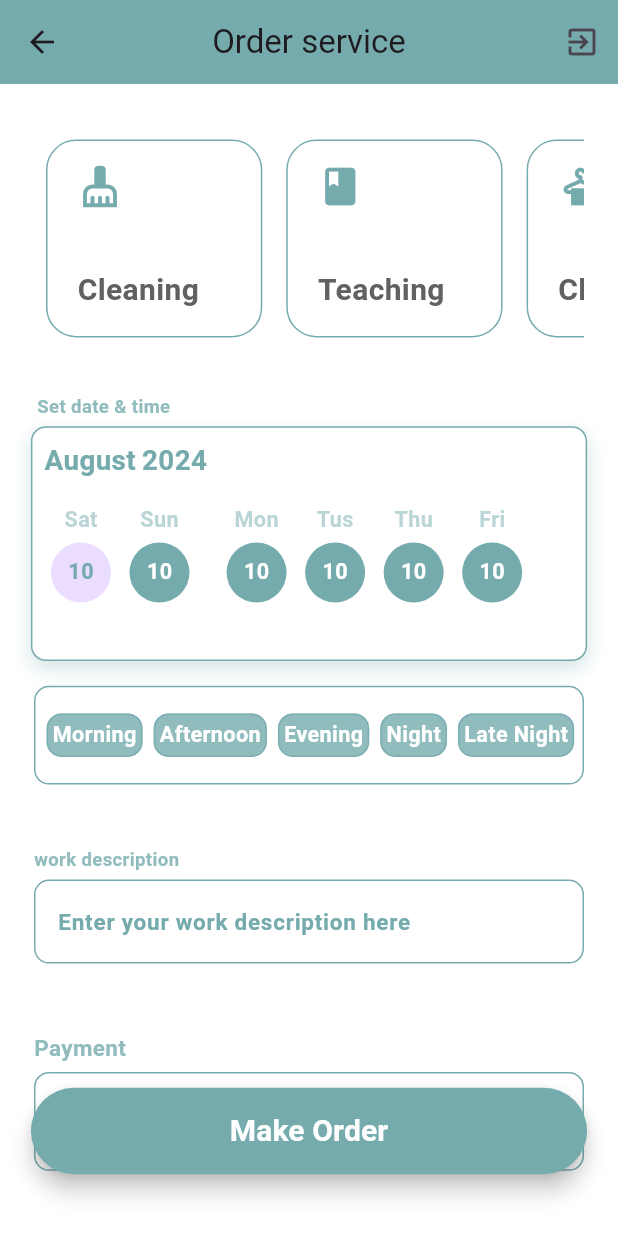
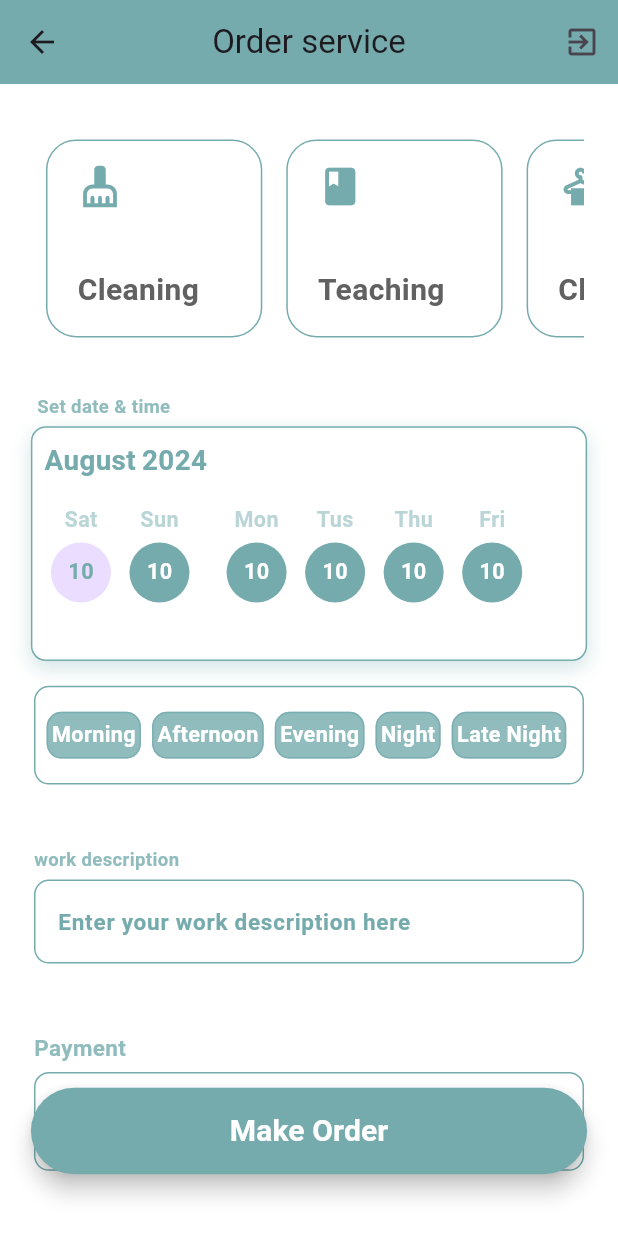
Before and after one commit to 5asul/serviceApp1, a Flutter app: the AddOrderScreen screen opened directly, on a phone screen of 412 x 824 dp. Run offline on Flutter 3.47's test engine with Material 3 defaults, Android fonts, the phone set to English and light mode, and no system bars; our stand-ins replace awesome_dialog, curved_navigation_bar, dartz, firebase_auth, firebase_core, geocoding and 5 more; missing offline and left inert: arabic_font, board_datetime_picker; accounts and stored records are empty; network calls fail.

Commit message:
last change at 23/8/2024 at morning 1:00

```diff
--- a/lib/controller/auth/sign_in_controller.dart
+++ b/lib/controller/auth/sign_in_controller.dart
@@ -3,14 +3,17 @@ import 'package:firebase_auth/firebase_auth.dart';
 import 'package:google_sign_in/google_sign_in.dart';
 
 class SignInController {
-  Future<Either<Exception, UserCredential>> signInWithGoogle() async {
+  Future signInWithGoogle() async {
     try {
       // Trigger the authentication flow
       final GoogleSignInAccount? googleUser = await GoogleSignIn().signIn();
 
+      if (googleUser == null) {
+        return ;
+      }
       // Obtain the auth details from the request
       final GoogleSignInAuthentication? googleAuth =
-          await googleUser?.authentication;
+          await googleUser.authentication;
 
       // Create a new credential
       final credential = GoogleAuthProvider.credential(
--- a/lib/features/screens/auth_screens/login_screen/login_screen.dart
+++ b/lib/features/screens/auth_screens/login_screen/login_screen.dart
@@ -94,7 +94,7 @@ class _LoginScreenState extends State<LoginScreen> with Crud {
                       onPressed: () async {
                         await signInController.signInWithGoogle().then(
                           (value) {
-                            Navigator.of(context).pushNamed('container');
+                            Navigator.of(context).pushNamed('rolePage');
                           },
                         );
                       },
--- a/lib/features/screens/user_home_screens/home_page/add_order_screen/add_order_screen.dart
+++ b/lib/features/screens/user_home_screens/home_page/add_order_screen/add_order_screen.dart
@@ -30,8 +30,7 @@ class _AddOrderScreenState extends State<AddOrderScreen> with Crud {
 
   @override
   Widget build(BuildContext context) {
-    double screenHeight = MediaQuery.of(context).size.height;
-    double screenWidth = MediaQuery.of(context).size.width;
+
     var screenSize = MediaQuery.of(context).size;
     return Scaffold(
       backgroundColor: Colors.white,
@@ -40,11 +39,10 @@ class _AddOrderScreenState extends State<AddOrderScreen> with Crud {
       appBar: AddOrderAppBar(context),
       body: SingleChildScrollView(
         child: Container(
-          margin: EdgeInsets.only(bottom: screenHeight * 0.15),
+          margin: EdgeInsets.only(bottom: AppSize.height(context) * 0.15),
           child: Column(
             children: [
-              AddOrderCategoryCards(
-                  screenWidth: screenWidth, screenSize: screenSize),
+              AddOrderCategoryCards(),
               SetDateAndTimeSection(),
               SizedBox(
                 height: AppSize.height(context) * 0.05,
@@ -53,7 +51,7 @@ class _AddOrderScreenState extends State<AddOrderScreen> with Crud {
               SizedBox(
                 height: AppSize.height(context) * 0.05,
               ),
-              PaymentSection(screenWidth: screenWidth, screenHeight: screenHeight, screenSize: screenSize),
+              PaymentSection(),
             ],
           ),
         ),
--- a/lib/features/screens/user_home_screens/home_page/add_order_screen/add_order_widgets/add_order_category_cards.dart
+++ b/lib/features/screens/user_home_screens/home_page/add_order_screen/add_order_widgets/add_order_category_cards.dart
@@ -1,26 +1,24 @@
 import 'package:flutter/material.dart';
+import 'package:project_for_all/config/theme/app_size.dart';
 
 import '../../../../../../widget/costom/costom_category_card.dart';
 
 class AddOrderCategoryCards extends StatelessWidget {
   const AddOrderCategoryCards({
     super.key,
-    required this.screenWidth,
-    required this.screenSize,
+
   });
 
-  final double screenWidth;
-  final Size screenSize;
 
   @override
   Widget build(BuildContext context) {
     return Padding(
       padding: EdgeInsets.only(
-          left: screenWidth * 0.055, right: screenWidth * 0.055),
+          left: AppSize.width(context) * 0.055, right: AppSize.width(context) * 0.055),
       child: SingleChildScrollView(
         scrollDirection: Axis.horizontal,
         child: Container(
-          height: screenSize.height * 0.25,
+          height: AppSize.height(context) * 0.25,
           child: Row(
             children: [
               CategoryCard(
--- a/lib/features/screens/user_home_screens/home_page/add_order_screen/add_order_widgets/payment_section.dart
+++ b/lib/features/screens/user_home_screens/home_page/add_order_screen/add_order_widgets/payment_section.dart
@@ -6,30 +6,26 @@ import '../../../../../../config/theme/colors_theme.dart';
 class PaymentSection extends StatelessWidget {
   const PaymentSection({
     super.key,
-    required this.screenWidth,
-    required this.screenHeight,
-    required this.screenSize,
+
   });
 
-  final double screenWidth;
-  final double screenHeight;
-  final Size screenSize;
+
 
   @override
   Widget build(BuildContext context) {
     return Padding(
       padding: EdgeInsets.only(
-          left: screenWidth * 0.055, right: screenWidth * 0.055),
+          left: AppSize.width(context) * 0.055, right: AppSize.width(context) * 0.055),
       child: Container(
         child: Column(
           children: [
             Padding(
-              padding: EdgeInsets.only(bottom: screenHeight * 0.002),
+              padding: EdgeInsets.only(bottom: AppSize.height(context) * 0.002),
               child: Align(
                 alignment: Alignment.topLeft,
                 child: Container(
                   padding:
-                      EdgeInsets.only(bottom: screenHeight * 0.005),
+                      EdgeInsets.only(bottom: AppSize.height(context) * 0.005),
                   child: Text(
                     "Payment",
                     style: TextStyle(
@@ -43,8 +39,8 @@ class PaymentSection extends StatelessWidget {
             ),
             Container(
               padding: EdgeInsets.symmetric(
-                  horizontal: screenWidth * 0.02,
-                  vertical: screenHeight * 0.005),
+                  horizontal: AppSize.width(context) * 0.02,
+                  vertical: AppSize.height(context) * 0.005),
               width: AppSize.width(context) * 1.0,
               height: AppSize.height(context) * 0.08,
               decoration: BoxDecoration(
--- a/lib/features/screens/user_home_screens/home_page/add_order_screen/add_order_widgets/set_date_and_time_section/time_bottons.dart
+++ b/lib/features/screens/user_home_screens/home_page/add_order_screen/add_order_widgets/set_date_and_time_section/time_bottons.dart
@@ -1,5 +1,6 @@
 import 'package:flutter/material.dart';
 
+import '../../../../../../../config/theme/app_size.dart';
 import '../../../../../../../config/theme/colors_theme.dart';
 
 class TimeBottons extends StatelessWidget {
@@ -17,7 +18,8 @@ class TimeBottons extends StatelessWidget {
     return Padding(
       padding: EdgeInsets.only(left: screenWidth * 0.018),
       child: Container(
-          padding: EdgeInsets.all(3.0),
+          padding: EdgeInsets.symmetric(horizontal: AppSize.width(context)*0.006,
+          vertical: AppSize.height(context)*0.005),
           decoration: BoxDecoration(
               color: ColorsTheme().primary.withOpacity(0.8),
               borderRadius: BorderRadius.circular(10.0),
--- a/lib/features/screens/user_home_screens/user_home_screens_widgets/home_screens_appBar.dart
+++ b/lib/features/screens/user_home_screens/user_home_screens_widgets/home_screens_appBar.dart
@@ -2,8 +2,9 @@ import 'dart:developer';
 
 import 'package:firebase_auth/firebase_auth.dart';
 import 'package:flutter/material.dart';
+import 'package:google_sign_in/google_sign_in.dart';
 
-AppBar HomePageAppBar(BuildContext context,String screenName) {
+AppBar HomePageAppBar(BuildContext context, String screenName) {
   return AppBar(
       backgroundColor: Theme.of(context).primaryColor,
       leading: IconButton(
@@ -16,6 +17,8 @@ AppBar HomePageAppBar(BuildContext context,String screenName) {
         IconButton(
           icon: Icon(Icons.exit_to_app),
           onPressed: () async {
+            GoogleSignIn googleSignIn = GoogleSignIn();
+            googleSignIn.disconnect();
             try {
               await FirebaseAuth.instance.signOut();
             } catch (e) {
--- a/pubspec.yaml
+++ b/pubspec.yaml
@@ -57,6 +57,8 @@ dependencies:
 
   path: any
   intl: any
+  dartz: ^0.10.1
+  google_sign_in: ^6.2.1
 dev_dependencies:
   flutter_test:
     sdk: flutter
```
Also changed, not shown: 2 other files. Lines whose indentation alone changed are shown as unchanged.
